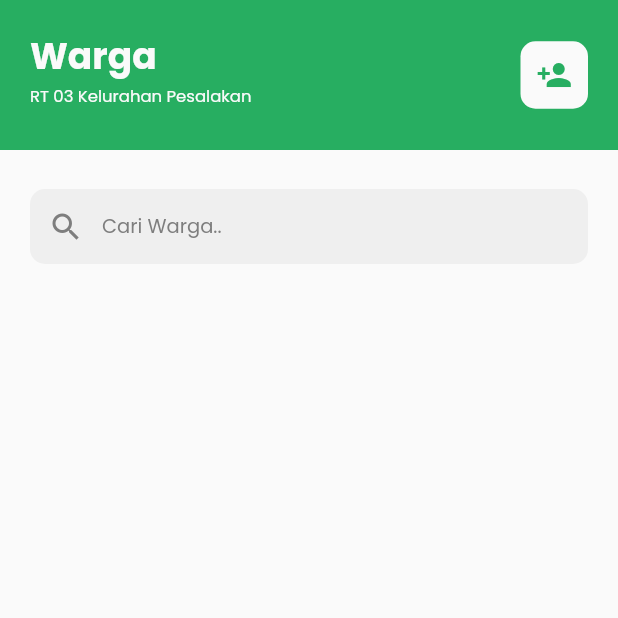
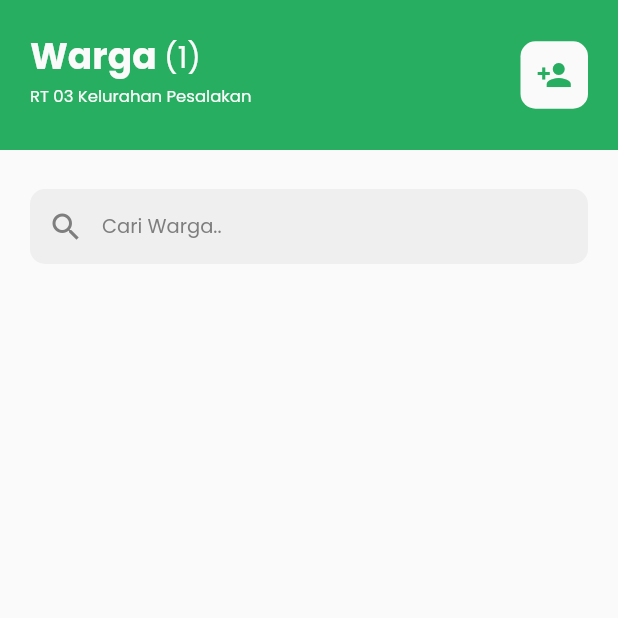
Before and after one commit to ariobramantyo/halowarga, a Flutter app: the screen it shows once a user with an empty profile is signed in, item 3 of the bottom bar chosen, on a phone screen of 412 x 824 dp, the top half of it. Run offline on Flutter 3.47's test engine with Material 2 defaults, Android fonts, the phone set to English and light mode, and no system bars; our stand-ins replace cloud_firestore, firebase_auth, firebase_core, firebase_storage, flutter_datetime_picker, flutter_easyloading and 4 more; accounts and stored records are empty.

Commit message:
create widget to display total member in Warga Tab and change Surat Tab header title from Warga to Pengajuan Surat

```diff
--- a/lib/views/pengurus/surat_page_pengurus.dart
+++ b/lib/views/pengurus/surat_page_pengurus.dart
@@ -42,7 +42,7 @@ class _SuratPagePengurusState extends State<SuratPagePengurus>
                 crossAxisAlignment: CrossAxisAlignment.start,
                 children: [
                   Text(
-                    'Warga',
+                    'Pengajuan Surat',
                     style: TextStyle(
                         color: AppColor.white,
                         fontSize: 24,
--- a/lib/views/pengurus/warga_page_pengurus.dart
+++ b/lib/views/pengurus/warga_page_pengurus.dart
@@ -1,14 +1,11 @@
 import 'package:cloud_firestore/cloud_firestore.dart';
-import 'package:firebase_core/firebase_core.dart';
 import 'package:flutter/material.dart';
 import 'package:get/get.dart';
 import 'package:halowarga/const/colors.dart';
 import 'package:halowarga/controller/search_warga_controller.dart';
 import 'package:halowarga/model/user.dart';
-import 'package:halowarga/services/firestore_service.dart';
 import 'package:halowarga/views/pengurus/confirm_warga_page.dart';
 import 'package:halowarga/views/widget/card_person.dart';
-import 'package:intl/date_symbols.dart';
 
 class WargaPagePengurus extends StatelessWidget {
   WargaPagePengurus({Key? key}) : super(key: key);
@@ -34,12 +31,37 @@ class WargaPagePengurus extends StatelessWidget {
                   Column(
                     crossAxisAlignment: CrossAxisAlignment.start,
                     children: [
+                      Row(
+                        crossAxisAlignment: CrossAxisAlignment.center,
+                        children: [
                           Text(
                             'Warga',
                             style: TextStyle(
                                 color: AppColor.white,
                                 fontSize: 24,
                                 fontWeight: FontWeight.w600),
+                          ),
+                          SizedBox(width: 5),
+                          StreamBuilder<QuerySnapshot>(
+                            stream: FirebaseFirestore.instance
+                                .collection('user')
+                                .snapshots(),
+                            builder: (context, snapshot) {
+                              if (snapshot.hasData) {
+                                return Text(
+                                  '(${snapshot.data!.docs.length})',
+                                  style: TextStyle(
+                                      color: AppColor.white, fontSize: 20),
+                                );
+                              }
+                              return Text(
+                                '0',
+                                style: TextStyle(
+                                    color: AppColor.white, fontSize: 20),
+                              );
+                            },
+                          )
+                        ],
                       ),
                       Text(
                         'RT 03 Kelurahan Pesalakan',
--- a/lib/views/warga/surat_page_warga.dart
+++ b/lib/views/warga/surat_page_warga.dart
@@ -94,7 +94,7 @@ class SuratPageWarga extends StatelessWidget {
                   crossAxisAlignment: CrossAxisAlignment.start,
                   children: [
                     Text(
-                      'Warga',
+                      'Pengajuan Surat',
                       style: TextStyle(
                           color: AppColor.white,
                           fontSize: 24,
```
Also changed, not shown: lib/views/warga/warga_page.dart (+22 -6 lines). Lines whose indentation alone changed are shown as unchanged.
